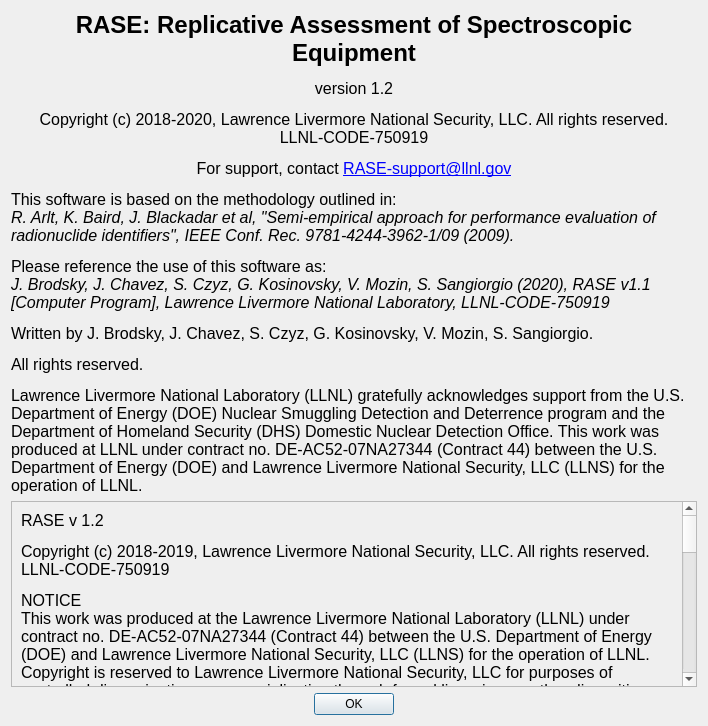
The window that src/ui/about_dialog.ui (LLNL/RASE) describes before a commit, drawn with Qt 5.
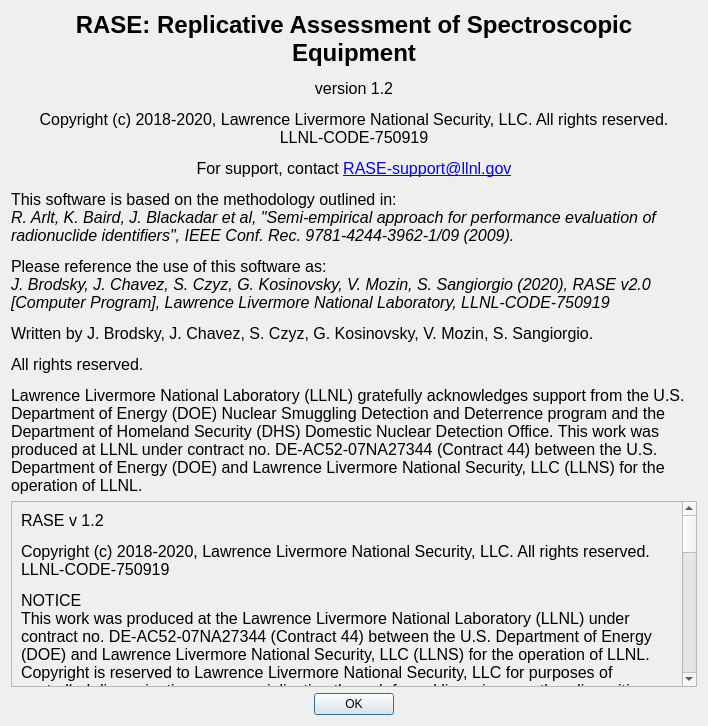
The same window after the commit.

Patch:
```diff
--- a/src/ui/about_dialog.ui
+++ b/src/ui/about_dialog.ui
@@ -17,7 +17,7 @@
    <item>
     <widget class="QLabel" name="label">
      <property name="text">
-      <string>&lt;html&gt;&lt;head/&gt;&lt;body&gt;&lt;p align=&quot;center&quot;&gt;&lt;span style=&quot; font-family:'Times New Roman,serif'; font-size:18pt; font-weight:600;&quot;&gt;RASE: Replicative Assessment of Spectroscopic Equipment&lt;/span&gt;&lt;/p&gt;&lt;p align=&quot;center&quot;&gt;&lt;span style=&quot; font-family:'Times New Roman,serif'; font-size:12pt;&quot;&gt;version 1.2&lt;/span&gt;&lt;/p&gt;&lt;p align=&quot;center&quot;&gt;&lt;span style=&quot; font-family:'Times New Roman,serif'; font-size:12pt;&quot;&gt;Copyright (c) 2018-2020, Lawrence Livermore National Security, LLC. All rights reserved. &lt;br/&gt;LLNL-CODE-750919&lt;/span&gt;&lt;/p&gt;&lt;p align=&quot;center&quot;&gt;&lt;span style=&quot; font-family:'Times New Roman,serif'; font-size:12pt;&quot;&gt;For support, contact &lt;/span&gt;&lt;a href=&quot;mailto:RASE-support@llnl.gov&quot;&gt;&lt;span style=&quot; font-family:'Times New Roman,serif'; font-size:12pt; text-decoration: underline; color:#0000ff;&quot;&gt;RASE-support@llnl.gov&lt;/span&gt;&lt;/a&gt;&lt;/p&gt;&lt;p&gt;&lt;span style=&quot; font-family:'Times New Roman,serif'; font-size:12pt;&quot;&gt;This software is based on the methodology outlined in:&lt;br/&gt;&lt;/span&gt;&lt;span style=&quot; font-family:'Times New Roman,serif'; font-size:12pt; font-style:italic;&quot;&gt;R. Arlt, K. Baird, J. Blackadar et al, &amp;quot;Semi-empirical approach for performance evaluation of radionuclide identifiers&amp;quot;, IEEE Conf. Rec. 9781-4244-3962-1/09 (2009).&lt;/span&gt;&lt;/p&gt;&lt;p&gt;&lt;span style=&quot; font-family:'Times New Roman,serif'; font-size:12pt;&quot;&gt;Please reference the use of this software as:&lt;br/&gt;&lt;/span&gt;&lt;span style=&quot; font-family:'Times New Roman,serif'; font-size:12pt; font-style:italic;&quot;&gt;J. Brodsky, J. Chavez, S. Czyz, G. Kosinovsky, V. Mozin, S. Sangiorgio (2020), RASE v1.1 [Computer Program], Lawrence Livermore National Laboratory, LLNL-CODE-750919&lt;/span&gt;&lt;/p&gt;&lt;p&gt;&lt;span style=&quot; font-family:'Times New Roman,serif'; font-size:12pt;&quot;&gt;Written by J. Brodsky, J. Chavez, S. Czyz, G. Kosinovsky, V. Mozin, S. Sangiorgio. &lt;/span&gt;&lt;/p&gt;&lt;p&gt;&lt;span style=&quot; font-family:'Times New Roman,serif'; font-size:12pt;&quot;&gt;All rights reserved.&lt;/span&gt;&lt;/p&gt;&lt;p&gt;&lt;span style=&quot; font-family:'Times New Roman,serif'; font-size:12pt;&quot;&gt;Lawrence Livermore National Laboratory (LLNL) gratefully acknowledges support from the U.S. Department of Energy (DOE) Nuclear Smuggling Detection and Deterrence program and the Department of Homeland Security (DHS) Domestic Nuclear Detection Office. This work was produced at LLNL under contract no. DE-AC52-07NA27344 (Contract 44) between the U.S. Department of Energy (DOE) and Lawrence Livermore National Security, LLC (LLNS) for the operation of LLNL.&lt;/span&gt;&lt;/p&gt;&lt;/body&gt;&lt;/html&gt;</string>
+      <string>&lt;html&gt;&lt;head/&gt;&lt;body&gt;&lt;p align=&quot;center&quot;&gt;&lt;span style=&quot; font-family:'Times New Roman,serif'; font-size:18pt; font-weight:600;&quot;&gt;RASE: Replicative Assessment of Spectroscopic Equipment&lt;/span&gt;&lt;/p&gt;&lt;p align=&quot;center&quot;&gt;&lt;span style=&quot; font-family:'Times New Roman,serif'; font-size:12pt;&quot;&gt;version 1.2&lt;/span&gt;&lt;/p&gt;&lt;p align=&quot;center&quot;&gt;&lt;span style=&quot; font-family:'Times New Roman,serif'; font-size:12pt;&quot;&gt;Copyright (c) 2018-2020, Lawrence Livermore National Security, LLC. All rights reserved. &lt;br/&gt;LLNL-CODE-750919&lt;/span&gt;&lt;/p&gt;&lt;p align=&quot;center&quot;&gt;&lt;span style=&quot; font-family:'Times New Roman,serif'; font-size:12pt;&quot;&gt;For support, contact &lt;/span&gt;&lt;a href=&quot;mailto:RASE-support@llnl.gov&quot;&gt;&lt;span style=&quot; font-family:'Times New Roman,serif'; font-size:12pt; text-decoration: underline; color:#0000ff;&quot;&gt;RASE-support@llnl.gov&lt;/span&gt;&lt;/a&gt;&lt;/p&gt;&lt;p&gt;&lt;span style=&quot; font-family:'Times New Roman,serif'; font-size:12pt;&quot;&gt;This software is based on the methodology outlined in:&lt;br/&gt;&lt;/span&gt;&lt;span style=&quot; font-family:'Times New Roman,serif'; font-size:12pt; font-style:italic;&quot;&gt;R. Arlt, K. Baird, J. Blackadar et al, &amp;quot;Semi-empirical approach for performance evaluation of radionuclide identifiers&amp;quot;, IEEE Conf. Rec. 9781-4244-3962-1/09 (2009).&lt;/span&gt;&lt;/p&gt;&lt;p&gt;&lt;span style=&quot; font-family:'Times New Roman,serif'; font-size:12pt;&quot;&gt;Please reference the use of this software as:&lt;br/&gt;&lt;/span&gt;&lt;span style=&quot; font-family:'Times New Roman,serif'; font-size:12pt; font-style:italic;&quot;&gt;J. Brodsky, J. Chavez, S. Czyz, G. Kosinovsky, V. Mozin, S. Sangiorgio (2020), RASE v2.0 [Computer Program], Lawrence Livermore National Laboratory, LLNL-CODE-750919&lt;/span&gt;&lt;/p&gt;&lt;p&gt;&lt;span style=&quot; font-family:'Times New Roman,serif'; font-size:12pt;&quot;&gt;Written by J. Brodsky, J. Chavez, S. Czyz, G. Kosinovsky, V. Mozin, S. Sangiorgio. &lt;/span&gt;&lt;/p&gt;&lt;p&gt;&lt;span style=&quot; font-family:'Times New Roman,serif'; font-size:12pt;&quot;&gt;All rights reserved.&lt;/span&gt;&lt;/p&gt;&lt;p&gt;&lt;span style=&quot; font-family:'Times New Roman,serif'; font-size:12pt;&quot;&gt;Lawrence Livermore National Laboratory (LLNL) gratefully acknowledges support from the U.S. Department of Energy (DOE) Nuclear Smuggling Detection and Deterrence program and the Department of Homeland Security (DHS) Domestic Nuclear Detection Office. This work was produced at LLNL under contract no. DE-AC52-07NA27344 (Contract 44) between the U.S. Department of Energy (DOE) and Lawrence Livermore National Security, LLC (LLNS) for the operation of LLNL.&lt;/span&gt;&lt;/p&gt;&lt;/body&gt;&lt;/html&gt;</string>
      </property>
      <property name="scaledContents">
       <bool>false</bool>
@@ -48,7 +48,7 @@
        <item>
         <widget class="QLabel" name="label_2">
          <property name="text">
-          <string>&lt;html&gt;&lt;head/&gt;&lt;body&gt;&lt;p&gt;&lt;span style=&quot; font-family:'Times New Roman,serif'; font-size:12pt;&quot;&gt;RASE v 1.2&lt;/span&gt;&lt;/p&gt;&lt;p&gt;&lt;span style=&quot; font-family:'Times New Roman,serif'; font-size:12pt;&quot;&gt;Copyright (c) 2018-2019, Lawrence Livermore National Security, LLC. All rights reserved. LLNL-CODE-750919&lt;/span&gt;&lt;/p&gt;&lt;p&gt;&lt;span style=&quot; font-family:'Times New Roman,serif'; font-size:12pt;&quot;&gt;NOTICE&lt;br/&gt;This work was produced at the Lawrence Livermore National Laboratory (LLNL) under contract no. DE-AC52-07NA27344 (Contract 44) between the U.S. Department of Energy (DOE) and Lawrence Livermore National Security, LLC (LLNS) for the operation of LLNL. Copyright is reserved to Lawrence Livermore National Security, LLC for purposes of controlled dissemination, commercialization through formal licensing, or other disposition under terms of Contract 44; DOE policies, regulations and orders; and U.S. statutes. The rights of the Federal Government are reserved under Contract 44. &lt;/span&gt;&lt;/p&gt;&lt;p&gt;&lt;span style=&quot; font-family:'Times New Roman,serif'; font-size:12pt;&quot;&gt;DISCLAIMER&lt;br/&gt;THE SOFTWARE IS PROVIDED &amp;quot;AS IS&amp;quot;, WITHOUT WARRANTY OF ANY KIND, EXPRESS OR IMPLIED, INCLUDING BUT NOT LIMITED TO THE WARRANTIES OF MERCHANTABILITY, FITNESS FOR A PARTICULAR PURPOSE AND NONINFRINGEMENT. IN NO EVENT SHALL THE AUTHORS OR COPYRIGHT HOLDERS BE LIABLE FOR ANY CLAIM, DAMAGES OR OTHER LIABILITY, WHETHER IN AN ACTION OF CONTRACT, TORT OR OTHERWISE, ARISING FROM, OUT OF OR IN CONNECTION WITH THE SOFTWARE OR THE USE OR OTHER DEALINGS IN THE SOFTWARE.&lt;/span&gt;&lt;/p&gt;&lt;p&gt;&lt;span style=&quot; font-family:'Times New Roman,serif'; font-size:12pt;&quot;&gt;Reference herein to any specific commercial products, process, or service by trade name, trademark, manufacturer or otherwise does not necessarily constitute or imply its endorsement, recommendation, or favoring by the United States Government or Lawrence Livermore National Security, LLC. The views and opinions of authors expressed herein do not necessarily state or reflect those of the United States Government or Lawrence Livermore National Security, LLC, and shall not be used for advertising or product endorsement purposes.&lt;/span&gt;&lt;/p&gt;&lt;p&gt;&lt;span style=&quot; font-family:'Times New Roman,serif'; font-size:12pt;&quot;&gt;LICENSE&lt;/span&gt;&lt;span style=&quot; font-family:'Times New Roman,serif'; font-size:12pt; font-weight:600;&quot;&gt;&lt;br/&gt;&lt;/span&gt;&lt;span style=&quot; font-family:'Times New Roman,serif'; font-size:12pt;&quot;&gt;Permission is hereby granted, free of charge, to any person obtaining a copy of this software and associated documentation files (the &amp;quot;Software&amp;quot;), to deal in the Software without restriction, including without limitation the rights to use, copy, modify, merge, publish, distribute, sublicense, and/or sell copies of the Software, and to permit persons to whom the Software is furnished to do so, subject to the following conditions:&lt;/span&gt;&lt;/p&gt;&lt;p&gt;&lt;span style=&quot; font-family:'Times New Roman,serif'; font-size:12pt;&quot;&gt;The above copyright notice and this permission notice shall be included in all copies or substantial portions of the Software.&lt;/span&gt;&lt;/p&gt;&lt;p&gt;&lt;span style=&quot; font-family:'Times New Roman,serif'; font-size:12pt;&quot;&gt;Neither the name of LLNS nor the names of its contributors may be used to endorse or promote products derived from this software without specific prior written permission.&lt;/span&gt;&lt;/p&gt;&lt;/body&gt;&lt;/html&gt;</string>
+          <string>&lt;html&gt;&lt;head/&gt;&lt;body&gt;&lt;p&gt;&lt;span style=&quot; font-family:'Times New Roman,serif'; font-size:12pt;&quot;&gt;RASE v 1.2&lt;/span&gt;&lt;/p&gt;&lt;p&gt;&lt;span style=&quot; font-family:'Times New Roman,serif'; font-size:12pt;&quot;&gt;Copyright (c) 2018-2020, Lawrence Livermore National Security, LLC. All rights reserved. LLNL-CODE-750919&lt;/span&gt;&lt;/p&gt;&lt;p&gt;&lt;span style=&quot; font-family:'Times New Roman,serif'; font-size:12pt;&quot;&gt;NOTICE&lt;br/&gt;This work was produced at the Lawrence Livermore National Laboratory (LLNL) under contract no. DE-AC52-07NA27344 (Contract 44) between the U.S. Department of Energy (DOE) and Lawrence Livermore National Security, LLC (LLNS) for the operation of LLNL. Copyright is reserved to Lawrence Livermore National Security, LLC for purposes of controlled dissemination, commercialization through formal licensing, or other disposition under terms of Contract 44; DOE policies, regulations and orders; and U.S. statutes. The rights of the Federal Government are reserved under Contract 44. &lt;/span&gt;&lt;/p&gt;&lt;p&gt;&lt;span style=&quot; font-family:'Times New Roman,serif'; font-size:12pt;&quot;&gt;DISCLAIMER&lt;br/&gt;THE SOFTWARE IS PROVIDED &amp;quot;AS IS&amp;quot;, WITHOUT WARRANTY OF ANY KIND, EXPRESS OR IMPLIED, INCLUDING BUT NOT LIMITED TO THE WARRANTIES OF MERCHANTABILITY, FITNESS FOR A PARTICULAR PURPOSE AND NONINFRINGEMENT. IN NO EVENT SHALL THE AUTHORS OR COPYRIGHT HOLDERS BE LIABLE FOR ANY CLAIM, DAMAGES OR OTHER LIABILITY, WHETHER IN AN ACTION OF CONTRACT, TORT OR OTHERWISE, ARISING FROM, OUT OF OR IN CONNECTION WITH THE SOFTWARE OR THE USE OR OTHER DEALINGS IN THE SOFTWARE.&lt;/span&gt;&lt;/p&gt;&lt;p&gt;&lt;span style=&quot; font-family:'Times New Roman,serif'; font-size:12pt;&quot;&gt;Reference herein to any specific commercial products, process, or service by trade name, trademark, manufacturer or otherwise does not necessarily constitute or imply its endorsement, recommendation, or favoring by the United States Government or Lawrence Livermore National Security, LLC. The views and opinions of authors expressed herein do not necessarily state or reflect those of the United States Government or Lawrence Livermore National Security, LLC, and shall not be used for advertising or product endorsement purposes.&lt;/span&gt;&lt;/p&gt;&lt;p&gt;&lt;span style=&quot; font-family:'Times New Roman,serif'; font-size:12pt;&quot;&gt;LICENSE&lt;/span&gt;&lt;span style=&quot; font-family:'Times New Roman,serif'; font-size:12pt; font-weight:600;&quot;&gt;&lt;br/&gt;&lt;/span&gt;&lt;span style=&quot; font-family:'Times New Roman,serif'; font-size:12pt;&quot;&gt;Permission is hereby granted, free of charge, to any person obtaining a copy of this software and associated documentation files (the &amp;quot;Software&amp;quot;), to deal in the Software without restriction, including without limitation the rights to use, copy, modify, merge, publish, distribute, sublicense, and/or sell copies of the Software, and to permit persons to whom the Software is furnished to do so, subject to the following conditions:&lt;/span&gt;&lt;/p&gt;&lt;p&gt;&lt;span style=&quot; font-family:'Times New Roman,serif'; font-size:12pt;&quot;&gt;The above copyright notice and this permission notice shall be included in all copies or substantial portions of the Software.&lt;/span&gt;&lt;/p&gt;&lt;p&gt;&lt;span style=&quot; font-family:'Times New Roman,serif'; font-size:12pt;&quot;&gt;Neither the name of LLNS nor the names of its contributors may be used to endorse or promote products derived from this software without specific prior written permission.&lt;/span&gt;&lt;/p&gt;&lt;/body&gt;&lt;/html&gt;</string>
          </property>
          <property name="wordWrap">
           <bool>true</bool>
```
